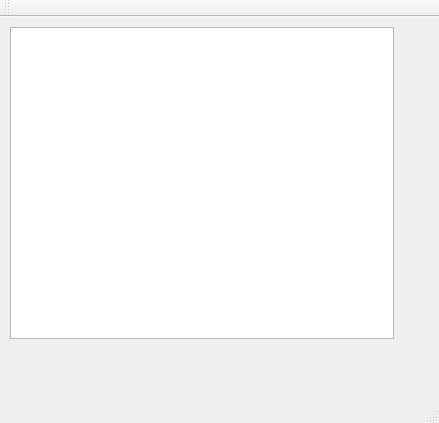
Above: src/mainwindow.ui from schonherz-matrix/shooter before the change. Below: the same form after it.
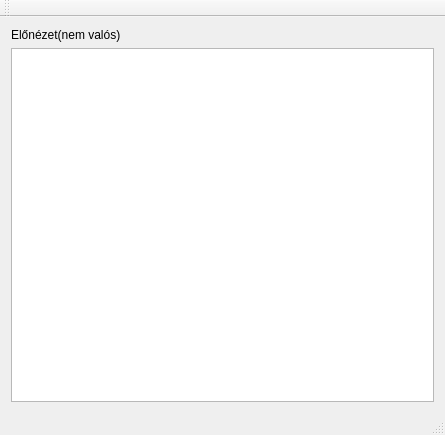
That is the form after the change.

The edit to the form file:
```diff
--- a/src/mainwindow.ui
+++ b/src/mainwindow.ui
@@ -6,23 +6,24 @@
    <rect>
     <x>0</x>
     <y>0</y>
-    <width>439</width>
-    <height>423</height>
+    <width>445</width>
+    <height>435</height>
    </rect>
   </property>
   <property name="windowTitle">
    <string>MainWindow</string>
   </property>
   <widget class="QWidget" name="centralWidget">
+   <layout class="QVBoxLayout" name="verticalLayout">
+    <item>
+     <widget class="QLabel" name="label">
+      <property name="text">
+       <string>Előnézet(nem valós)</string>
+      </property>
+     </widget>
+    </item>
+    <item>
    <widget class="QGraphicsView" name="graphicsView">
-    <property name="geometry">
-     <rect>
-      <x>10</x>
-      <y>10</y>
-      <width>384</width>
-      <height>312</height>
-     </rect>
-    </property>
     <property name="renderHints">
      <set>QPainter::TextAntialiasing</set>
     </property>
@@ -30,6 +31,8 @@
      <enum>QGraphicsView::FullViewportUpdate</enum>
     </property>
    </widget>
+    </item>
+   </layout>
   </widget>
   <widget class="QMenuBar" name="menuBar">
    <property name="geometry">
```
Left out of the diff: 4 changed lines with no effect on the pictures. Lines whose indentation alone changed are shown as unchanged.
